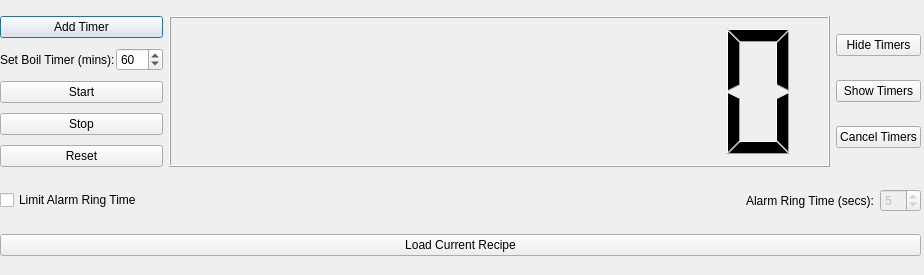
Qt form ui/timerMainDialog.ui (Brewtarget/brewtarget) before a commit.
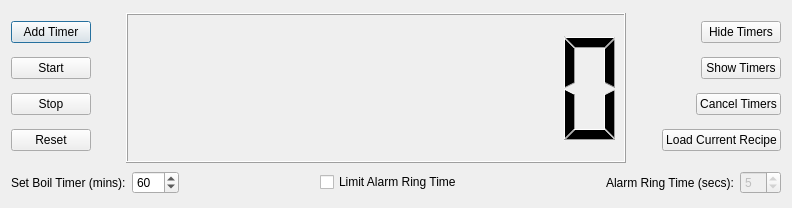
The same form after that commit.

Commit message: Fixed window resize issues

```diff
--- a/ui/timerMainDialog.ui
+++ b/ui/timerMainDialog.ui
@@ -6,20 +6,20 @@
    <rect>
     <x>0</x>
     <y>0</y>
-    <width>924</width>
-    <height>275</height>
+    <width>792</width>
+    <height>208</height>
    </rect>
   </property>
   <property name="minimumSize">
    <size>
-    <width>924</width>
-    <height>275</height>
+    <width>0</width>
+    <height>0</height>
    </size>
   </property>
   <property name="maximumSize">
    <size>
-    <width>924</width>
-    <height>275</height>
+    <width>16777215</width>
+    <height>16777215</height>
    </size>
   </property>
   <property name="mouseTracking">
@@ -31,29 +31,14 @@
   <property name="statusTip">
    <string/>
   </property>
-  <widget class="QWidget" name="layoutWidget">
-   <property name="geometry">
-    <rect>
-     <x>0</x>
-     <y>0</y>
-     <width>921</width>
-     <height>274</height>
-    </rect>
-   </property>
    <layout class="QVBoxLayout" name="verticalLayout_3">
     <item>
+    <layout class="QHBoxLayout" name="horizontalLayout_3">
+     <item>
+      <layout class="QVBoxLayout" name="verticalLayout">
+       <item>
      <layout class="QHBoxLayout" name="horizontalLayout_2">
       <item>
-       <layout class="QGridLayout" name="gridLayout">
-        <property name="sizeConstraint">
-         <enum>QLayout::SetNoConstraint</enum>
-        </property>
-        <item row="0" column="0">
-         <layout class="QVBoxLayout" name="verticalLayout" stretch="0,0,1,1,0">
-          <property name="spacing">
-           <number>10</number>
-          </property>
-          <item>
            <widget class="QPushButton" name="addTimerButton">
             <property name="sizePolicy">
              <sizepolicy hsizetype="Minimum" vsizetype="Fixed">
@@ -67,50 +52,22 @@
            </widget>
           </item>
           <item>
-           <layout class="QHBoxLayout" name="horizontalLayout" stretch="0,0">
-            <property name="spacing">
-             <number>1</number>
-            </property>
-            <property name="sizeConstraint">
-             <enum>QLayout::SetDefaultConstraint</enum>
-            </property>
-            <property name="leftMargin">
-             <number>0</number>
-            </property>
-            <item>
-             <widget class="QLabel" name="setBoilTimeLabel">
-              <property name="sizePolicy">
-               <sizepolicy hsizetype="Preferred" vsizetype="Preferred">
-                <horstretch>3</horstretch>
-                <verstretch>1</verstretch>
-               </sizepolicy>
-              </property>
-              <property name="text">
-               <string>Set Boil Timer (mins):</string>
-              </property>
-             </widget>
-            </item>
-            <item>
-             <widget class="QSpinBox" name="setBoilTimeBox">
-              <property name="sizePolicy">
-               <sizepolicy hsizetype="Minimum" vsizetype="Fixed">
-                <horstretch>1</horstretch>
-                <verstretch>1</verstretch>
-               </sizepolicy>
-              </property>
-              <property name="toolTip">
-               <string>Set Boil Time Here</string>
-              </property>
-              <property name="maximum">
-               <number>360</number>
-              </property>
-              <property name="value">
-               <number>60</number>
-              </property>
-             </widget>
+          <spacer name="horizontalSpacer">
+           <property name="orientation">
+            <enum>Qt::Horizontal</enum>
+           </property>
+           <property name="sizeHint" stdset="0">
+            <size>
+             <width>40</width>
+             <height>20</height>
+            </size>
+           </property>
+          </spacer>
             </item>
            </layout>
           </item>
+       <item>
+        <layout class="QHBoxLayout" name="horizontalLayout_4">
           <item>
            <widget class="QPushButton" name="startButton">
             <property name="sizePolicy">
@@ -125,6 +82,23 @@
            </widget>
           </item>
           <item>
+          <spacer name="horizontalSpacer_3">
+           <property name="orientation">
+            <enum>Qt::Horizontal</enum>
+           </property>
+           <property name="sizeHint" stdset="0">
+            <size>
+             <width>40</width>
+             <height>20</height>
+            </size>
+           </property>
+          </spacer>
+         </item>
+        </layout>
+       </item>
+       <item>
+        <layout class="QHBoxLayout" name="horizontalLayout_5">
+         <item>
            <widget class="QPushButton" name="stopButton">
             <property name="sizePolicy">
              <sizepolicy hsizetype="Minimum" vsizetype="Fixed">
@@ -138,15 +112,47 @@
            </widget>
           </item>
           <item>
+          <spacer name="horizontalSpacer_6">
+           <property name="orientation">
+            <enum>Qt::Horizontal</enum>
+           </property>
+           <property name="sizeHint" stdset="0">
+            <size>
+             <width>40</width>
+             <height>20</height>
+            </size>
+           </property>
+          </spacer>
+         </item>
+        </layout>
+       </item>
+       <item>
+        <layout class="QHBoxLayout" name="horizontalLayout_6">
+         <item>
            <widget class="QPushButton" name="resetButton">
             <property name="text">
              <string>Reset</string>
             </property>
            </widget>
           </item>
-         </layout>
-        </item>
-        <item row="0" column="1">
+         <item>
+          <spacer name="horizontalSpacer_7">
+           <property name="orientation">
+            <enum>Qt::Horizontal</enum>
+           </property>
+           <property name="sizeHint" stdset="0">
+            <size>
+             <width>40</width>
+             <height>20</height>
+            </size>
+           </property>
+          </spacer>
+         </item>
+        </layout>
+       </item>
+      </layout>
+     </item>
+     <item>
          <widget class="QLCDNumber" name="timeLCD">
           <property name="sizePolicy">
            <sizepolicy hsizetype="Minimum" vsizetype="Minimum">
@@ -154,6 +160,12 @@
             <verstretch>0</verstretch>
            </sizepolicy>
           </property>
+       <property name="minimumSize">
+        <size>
+         <width>500</width>
+         <height>150</height>
+        </size>
+       </property>
           <property name="smallDecimalPoint">
            <bool>false</bool>
           </property>
@@ -162,17 +174,47 @@
           </property>
          </widget>
         </item>
-       </layout>
-      </item>
       <item>
        <layout class="QVBoxLayout" name="verticalLayout_2">
         <item>
+        <layout class="QHBoxLayout" name="horizontalLayout_7">
+         <item>
+          <spacer name="horizontalSpacer_9">
+           <property name="orientation">
+            <enum>Qt::Horizontal</enum>
+           </property>
+           <property name="sizeHint" stdset="0">
+            <size>
+             <width>40</width>
+             <height>20</height>
+            </size>
+           </property>
+          </spacer>
+         </item>
+         <item>
          <widget class="QPushButton" name="hideButton">
           <property name="text">
            <string>Hide Timers</string>
           </property>
          </widget>
         </item>
+        </layout>
+       </item>
+       <item>
+        <layout class="QHBoxLayout" name="horizontalLayout_8">
+         <item>
+          <spacer name="horizontalSpacer_11">
+           <property name="orientation">
+            <enum>Qt::Horizontal</enum>
+           </property>
+           <property name="sizeHint" stdset="0">
+            <size>
+             <width>40</width>
+             <height>20</height>
+            </size>
+           </property>
+          </spacer>
+         </item>
         <item>
          <widget class="QPushButton" name="showButton">
           <property name="text">
@@ -180,6 +222,23 @@
           </property>
          </widget>
         </item>
+        </layout>
+       </item>
+       <item>
+        <layout class="QHBoxLayout" name="horizontalLayout_9">
+         <item>
+          <spacer name="horizontalSpacer_13">
+           <property name="orientation">
+            <enum>Qt::Horizontal</enum>
+           </property>
+           <property name="sizeHint" stdset="0">
+            <size>
+             <width>40</width>
+             <height>20</height>
+            </size>
+           </property>
+          </spacer>
+         </item>
         <item>
          <widget class="QPushButton" name="cancelButton">
           <property name="text">
@@ -189,15 +248,86 @@
         </item>
        </layout>
       </item>
-     </layout>
-    </item>
+       <item>
+        <layout class="QHBoxLayout" name="horizontalLayout_10">
+         <item>
+          <spacer name="horizontalSpacer_15">
+           <property name="orientation">
+            <enum>Qt::Horizontal</enum>
+           </property>
+           <property name="sizeHint" stdset="0">
+            <size>
+             <width>40</width>
+             <height>20</height>
+            </size>
+           </property>
+          </spacer>
+         </item>
+         <item>
+          <widget class="QPushButton" name="loadRecipesButton">
+           <property name="text">
+            <string>Load Current Recipe</string>
+           </property>
+          </widget>
+         </item>
+        </layout>
+       </item>
+      </layout>
+     </item>
+    </layout>
+   </item>
     <item>
-     <layout class="QHBoxLayout" name="horizontalLayout_3">
+    <layout class="QHBoxLayout" name="horizontalLayout">
+     <item>
+      <widget class="QLabel" name="setBoilTimeLabel">
+       <property name="sizePolicy">
+        <sizepolicy hsizetype="Preferred" vsizetype="Preferred">
+         <horstretch>0</horstretch>
+         <verstretch>1</verstretch>
+        </sizepolicy>
+       </property>
+       <property name="text">
+        <string>Set Boil Timer (mins):</string>
+       </property>
+      </widget>
+     </item>
+     <item>
+      <widget class="QSpinBox" name="setBoilTimeBox">
+       <property name="sizePolicy">
+        <sizepolicy hsizetype="Minimum" vsizetype="Fixed">
+         <horstretch>0</horstretch>
+         <verstretch>1</verstretch>
+        </sizepolicy>
+       </property>
+       <property name="toolTip">
+        <string>Set Boil Time Here</string>
+       </property>
+       <property name="maximum">
+        <number>360</number>
+       </property>
+       <property name="value">
+        <number>60</number>
+       </property>
+      </widget>
+     </item>
+     <item>
+      <spacer name="horizontalSpacer_17">
+       <property name="orientation">
+        <enum>Qt::Horizontal</enum>
+       </property>
+       <property name="sizeHint" stdset="0">
+        <size>
+         <width>40</width>
+         <height>20</height>
+        </size>
+       </property>
+      </spacer>
+     </item>
       <item>
        <widget class="QCheckBox" name="limitRingTimeCheckBox">
         <property name="sizePolicy">
          <sizepolicy hsizetype="Minimum" vsizetype="Fixed">
-          <horstretch>2</horstretch>
+         <horstretch>0</horstretch>
           <verstretch>0</verstretch>
          </sizepolicy>
         </property>
@@ -206,6 +336,19 @@
         </property>
        </widget>
       </item>
+     <item>
+      <spacer name="horizontalSpacer_18">
+       <property name="orientation">
+        <enum>Qt::Horizontal</enum>
+       </property>
+       <property name="sizeHint" stdset="0">
+        <size>
+         <width>40</width>
+         <height>20</height>
+        </size>
+       </property>
+      </spacer>
+     </item>
       <item>
        <widget class="QLabel" name="limitRingTimeLabel">
         <property name="text">
@@ -225,15 +368,7 @@
       </item>
      </layout>
     </item>
-    <item>
-     <widget class="QPushButton" name="loadRecipesButton">
-      <property name="text">
-       <string>Load Current Recipe</string>
-      </property>
-     </widget>
-    </item>
-   </layout>
-  </widget>
+  </layout>
  </widget>
  <tabstops>
   <tabstop>setBoilTimeBox</tabstop>
```
Lines whose indentation alone changed are shown as unchanged. The commit also changes 5 other files.
